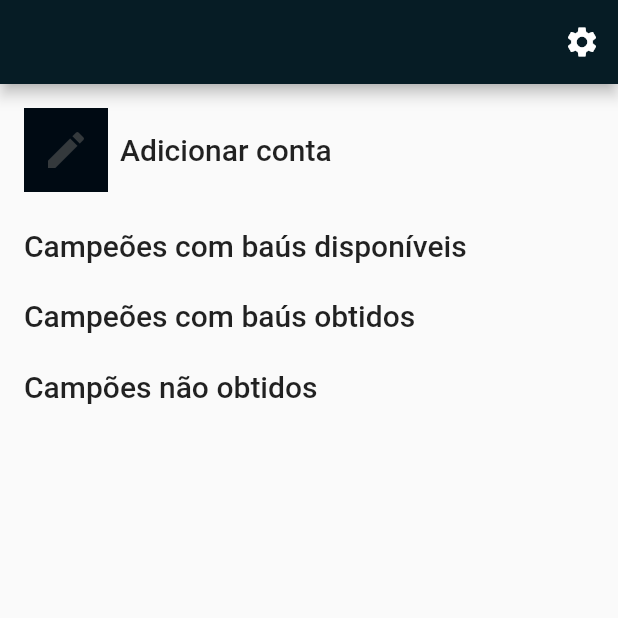
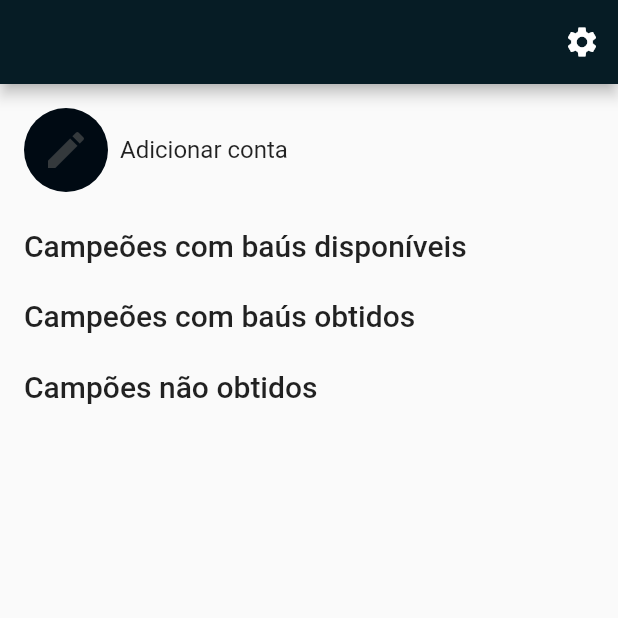
Before and after one commit to helenadalmazo/lol_champion_app, a Flutter app: the screen it shows after launch, on a phone screen of 412 x 824 dp, the top half of it. Run offline on Flutter 3.47's test engine with Material 2 defaults, Android fonts, the phone set to English and light mode, and no system bars; our stand-ins replace shared_preferences, sqflite, visibility_detector; accounts and stored records are empty; statements that could not run were skipped.

Commit message:
Creating AccountEmptyItem Widget

```diff
--- a/lib/screen/home.dart
+++ b/lib/screen/home.dart
@@ -8,6 +8,7 @@ import 'package:lol_champion_app/model/champion.dart';
 import 'package:lol_champion_app/screen/account.dart';
 import 'package:lol_champion_app/screen/account_list.dart';
 import 'package:lol_champion_app/screen/setting.dart';
+import 'package:lol_champion_app/widget/account_empty_item.dart';
 import 'package:lol_champion_app/widget/account_item.dart';
 import 'package:lol_champion_app/widget/champion_list.dart';
 import 'package:visibility_detector/visibility_detector.dart';
@@ -167,28 +168,7 @@ class _HomeScreenState extends State<HomeScreen> {
         },
         child: Container(
           margin: EdgeInsets.symmetric(vertical: 8, horizontal: 16),
-          child: Row(
-            children: [
-              Container(
-                padding: EdgeInsets.all(12),
-                decoration: BoxDecoration(
-                    color: Color.fromRGBO(0, 10, 19, 1)
-                ),
-                child: Icon(
-                  Icons.edit,
-                  size: 32,
-                  color: Color.fromRGBO(52, 57, 60, 1),
-                ),
-              ),
-              SizedBox(width: 8),
-              Expanded(
-                child: Text(
-                  'Adicionar conta',
-                  style: Theme.of(context).textTheme.headline6,
-                ),
-              ),
-            ],
-          ),
+          child: AccountEmptyItem(icon: Icons.edit, text: 'Adicionar conta')
         )
       );
     } else {
@@ -202,11 +182,11 @@ class _HomeScreenState extends State<HomeScreen> {
               children: [
                 for ( var account in accountList )
                   SimpleDialogOption(
-                      onPressed: () {
-                        Navigator.pop(context, 'selected_an_account');
-                        selectAccount(account);
-                      },
-                      child: AccountItem(account: account)
+                    onPressed: () {
+                      Navigator.pop(context, 'selected_an_account');
+                      selectAccount(account);
+                    },
+                    child: AccountItem(account: account)
                   ),
                 SimpleDialogOption(
                   onPressed: () async {
@@ -226,29 +206,7 @@ class _HomeScreenState extends State<HomeScreen> {
                       selectAccount(accountList.first);
                     }
                   },
-                  child: Row(
-                    children: [
-                      Container(
-                        padding: EdgeInsets.all(12),
-                        decoration: BoxDecoration(
-                          borderRadius: BorderRadius.circular(30.0),
-                          color: Color.fromRGBO(0, 10, 19, 1)
-                        ),
-                        child: Icon(
-                          Icons.edit,
-                          size: 32,
-                          color: Color.fromRGBO(52, 57, 60, 1),
-                        ),
-                      ),
-                      SizedBox(width: 8),
-                      Expanded(
-                        child: Text(
-                          'Editar contas',
-                          style: Theme.of(context).textTheme.subtitle1,
-                        ),
-                      ),
-                    ],
-                  ),
+                  child: AccountEmptyItem(icon: Icons.edit, text: 'Editar contas')
                 )
               ],
             )
--- /dev/null
+++ b/lib/widget/account_empty_item.dart
@@ -0,0 +1,35 @@
+import 'package:flutter/material.dart';
+
+class AccountEmptyItem extends StatelessWidget {
+  final IconData icon;
+  final String text;
+
+  const AccountEmptyItem({Key key, this.icon, this.text}) : super(key: key);
+
+  @override
+  Widget build(BuildContext context) {
+    return Row(
+      children: [
+        Container(
+          padding: EdgeInsets.all(12),
+          decoration: BoxDecoration(
+            borderRadius: BorderRadius.circular(32.0),
+            color: Color.fromRGBO(0, 10, 19, 1)
+          ),
+          child: Icon(
+            icon,
+            size: 32,
+            color: Color.fromRGBO(52, 57, 60, 1),
+          ),
+        ),
+        SizedBox(width: 8),
+        Expanded(
+          child: Text(
+            text,
+            style: Theme.of(context).textTheme.subtitle1,
+          ),
+        ),
+      ],
+    );
+  }
+}
```
